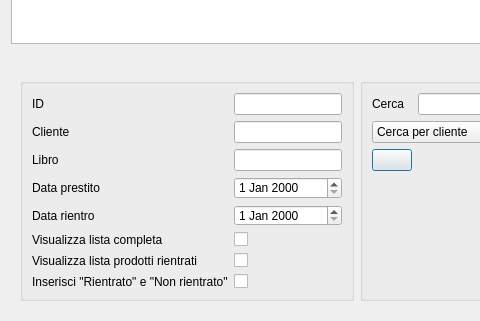
Old version of the form lylibrary/ui/prestito_dig.ui in the repository kratos83/LyLibrary; both pictures show x 0 to 480 and y 151 to 472 of the 813 by 472 pixel window.
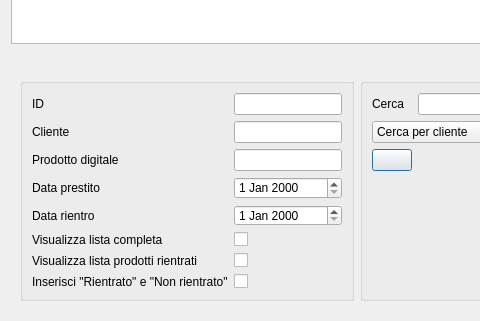
New version of the form. Icons and pictures are not drawn.

Diff of the .ui file:
```diff
--- a/lylibrary/ui/prestito_dig.ui
+++ b/lylibrary/ui/prestito_dig.ui
@@ -77,7 +77,7 @@
             <item row="2" column="0">
              <widget class="QLabel" name="label_3">
               <property name="text">
-               <string>Libro</string>
+               <string>Prodotto digitale</string>
               </property>
              </widget>
             </item>
```
